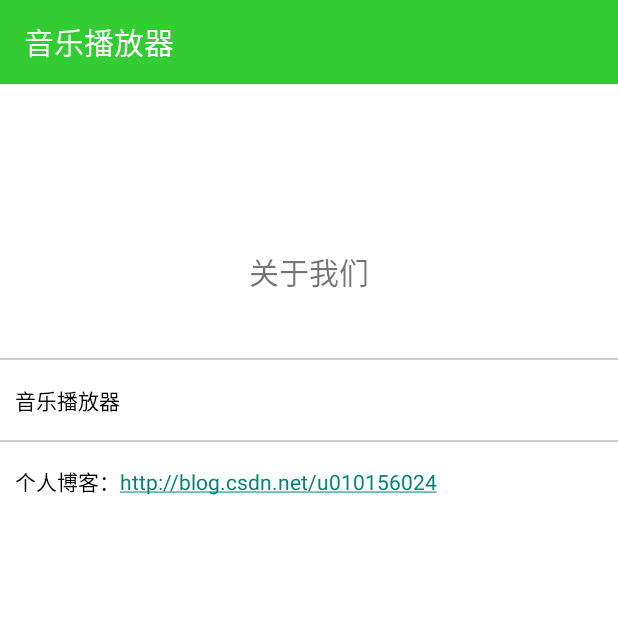
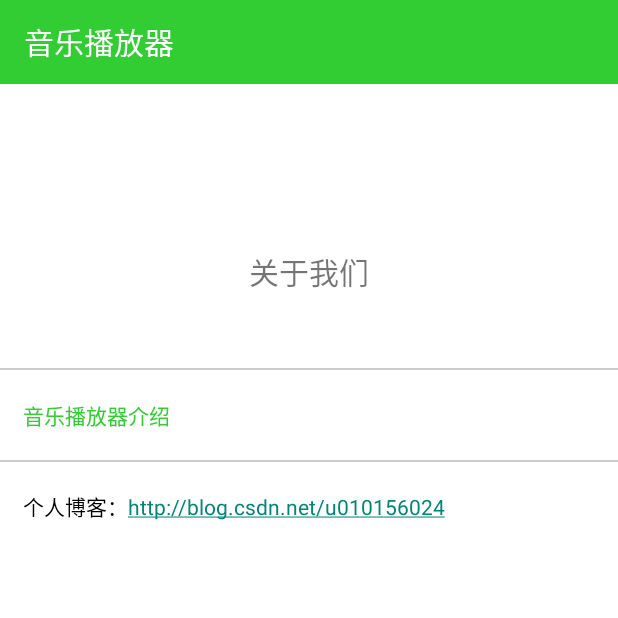
Before and after one commit to longyinzaitian/-LitePlayer, an Android app: the AboutActivity screen opened directly, with no data from a screen before it, on a phone screen of 412 x 824 dp, the top half of it. Run offline under Robolectric (Android 15) with nearby library versions, the phone set to English and light mode, and no system bars; our stand-ins replace ButterKnife; 2 statements that could not run were skipped.

Commit message:
update about ui

```diff
--- a/app/src/main/java/org/loader/liteplayer/activity/AboutActivity.java
+++ b/app/src/main/java/org/loader/liteplayer/activity/AboutActivity.java
@@ -1,12 +1,24 @@
 package org.loader.liteplayer.activity;
 
+import android.content.Intent;
+import android.view.View;
+import android.widget.TextView;
+
 import org.loader.liteplayer.R;
+import org.loader.liteplayer.application.BaseApplication;
+
+import butterknife.BindView;
+import butterknife.ButterKnife;
+import butterknife.OnClick;
 
 /**
  * @author longyinzaitian
  * @date 2018/1/7.
  */
 public class AboutActivity extends BaseActivity {
+
+    @BindView(R.id.music_introduce)
+    public TextView mTxIntroduce;
     @Override
     protected int getLayoutId() {
         return R.layout.activity_about;
@@ -14,12 +26,26 @@ public class AboutActivity extends BaseActivity {
 
     @Override
     protected void bindView() {
-
+        ButterKnife.bind(this);
     }
 
     @Override
     protected void bindListener() {
 
+    }
+
+    @OnClick({R.id.music_introduce})
+    public void onClick(View v) {
+        switch (v.getId()) {
+            case R.id.music_introduce:
+                Intent intent = new Intent(BaseApplication.getContext(), WebViewActivity.class);
+                intent.putExtra("url", "http://192.168.5.2:80/index.html");
+                startActivity(intent);
+                break;
+
+            default:
+                break;
+        }
     }
 
     @Override
--- a/app/src/main/res/layout/activity_about.xml
+++ b/app/src/main/res/layout/activity_about.xml
@@ -1,14 +1,15 @@
 <?xml version="1.0" encoding="utf-8"?>
 <LinearLayout xmlns:android="http://schemas.android.com/apk/res/android"
-    xmlns:app="http://schemas.android.com/apk/res-auto"
-    android:layout_width="fill_parent"
-    android:orientation="vertical"
-    android:background="#ffffff"
-    android:layout_height="fill_parent">
+              xmlns:app="http://schemas.android.com/apk/res-auto"
+              android:layout_width="match_parent"
+              android:layout_height="match_parent"
+              android:background="#ffffff"
+              android:orientation="vertical">
+
     <android.support.v7.widget.Toolbar
         android:id="@+id/toolbar"
+        android:layout_width="match_parent"
         android:layout_height="?attr/actionBarSize"
-        android:layout_width="match_parent"
         android:background="@color/lime_green"
         app:title="音乐播放器"
         app:titleTextColor="@color/white"
@@ -16,50 +17,58 @@
     </android.support.v7.widget.Toolbar>
 
     <TextView
+        android:id="@+id/au_title"
+        android:layout_width="match_parent"
+        android:layout_height="50dp"
+        android:layout_marginTop="100dp"
+        android:gravity="center"
         android:text="关于我们"
-        android:id="@+id/au_title"
-        android:layout_width="fill_parent"
-        android:layout_height="50dp"
-        android:gravity="center"
-        android:layout_marginTop="100dp"
         android:textSize="20sp"
         />
 
     <TextView
-        android:layout_marginTop="10px"
-        android:paddingLeft="15px"
+        android:id="@+id/au_content"
+        android:layout_width="match_parent"
         android:layout_height="wrap_content"
-        android:textColor="#000000"
+        android:layout_marginTop="10dp"
+        android:paddingLeft="15dp"
         android:text=""
-        android:layout_width="fill_parent"
-        android:id="@+id/au_content"/>
-    <View android:layout_width="fill_parent"
-        android:layout_height="1dip"
-        android:layout_marginTop="10px"
-        android:background="#CCCCCC" />
+        android:textColor="#000000"/>
 
-    <TextView android:layout_marginTop="10px"
+    <View
+        android:layout_width="match_parent"
+        android:layout_height="1dp"
+        android:layout_marginTop="10dp"
+        android:background="#CCCCCC"/>
+
+    <TextView
+        android:id="@+id/music_introduce"
+        android:layout_width="match_parent"
         android:layout_height="40dp"
-        android:textColor="#000000"
-        android:paddingLeft="15px"
-        android:text="音乐播放器"
-        android:layout_width="fill_parent"
+        android:layout_marginTop="10dp"
         android:autoLink="phone"
         android:gravity="center_vertical"
+        android:paddingLeft="15dp"
+        android:text="音乐播放器介绍"
+        android:textColor="@color/lime_green"
         />
-    <View android:layout_width="fill_parent"
-        android:layout_height="1dip"
-        android:layout_marginTop="10px"
+
+    <View
+        android:layout_width="match_parent"
+        android:layout_height="1dp"
+        android:layout_marginTop="10dp"
         android:background="#CCCCCC"
         />
-    <TextView android:layout_marginTop="10px"
+
+    <TextView
+        android:layout_width="match_parent"
         android:layout_height="40dp"
-        android:textColor="#000000"
-        android:paddingLeft="15px"
-        android:text="个人博客：http://blog.csdn.net/u010156024"
-        android:layout_width="fill_parent"
+        android:layout_marginTop="10dp"
         android:autoLink="web"
         android:gravity="center_vertical"
+        android:paddingLeft="15dp"
+        android:text="个人博客：http://blog.csdn.net/u010156024"
+        android:textColor="#000000"
         />
 
 </LinearLayout>
```
